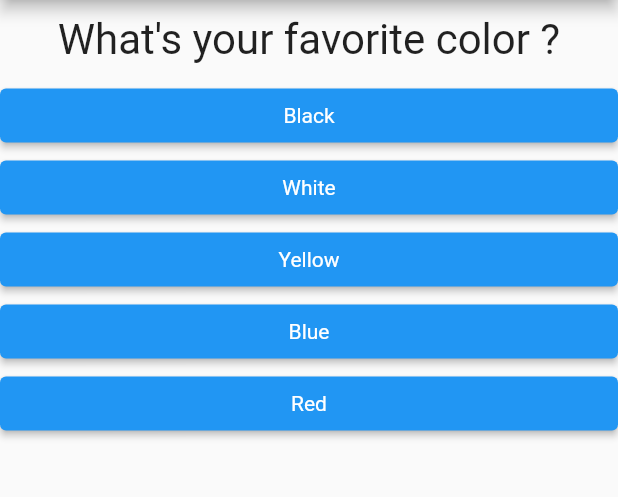
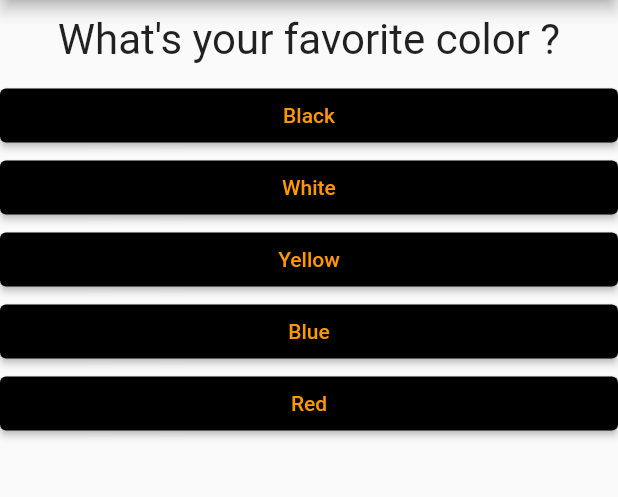
Before and after one commit to darkcode932/quiz_app, a Flutter app: the screen it shows after launch, on a phone screen of 412 x 824 dp, the part 84-581 px from its top. Run offline on Flutter 3.47's test engine with Material 2 defaults, Android fonts, the phone set to English and light mode, and no system bars.

Commit message:
CHange Old Button deprecated to New Button

```diff
--- a/lib/answer.dart
+++ b/lib/answer.dart
@@ -3,9 +3,6 @@ import 'package:flutter/material.dart';
 class Answer extends StatelessWidget {
   final VoidCallback selectHandler;
   final String answerText;
-
-  final ButtonStyle style = ElevatedButton.styleFrom(
-      textStyle: const TextStyle(fontSize: 14, color: Colors.black));
 
   Answer(this.selectHandler, this.answerText);
 
@@ -14,7 +11,8 @@ class Answer extends StatelessWidget {
     return Container(
       width: double.infinity,
       child: ElevatedButton(
-        style: style,
+        style: ElevatedButton.styleFrom(
+            primary: Colors.black, onPrimary: Colors.orange),
         onPressed: selectHandler,
         child: Text(answerText),
       ),
--- a/lib/result.dart
+++ b/lib/result.dart
@@ -30,11 +30,11 @@ class Result extends StatelessWidget {
             style: TextStyle(fontSize: 36, fontWeight: FontWeight.bold),
             textAlign: TextAlign.center,
           ),
-          FlatButton(
+          TextButton(
             child: Text(
               'Restart Quiz!',
             ),
-            textColor: Colors.blue,
+            style: TextButton.styleFrom(primary: Colors.blue),
             onPressed: resetHandler,
           ),
         ],
```
